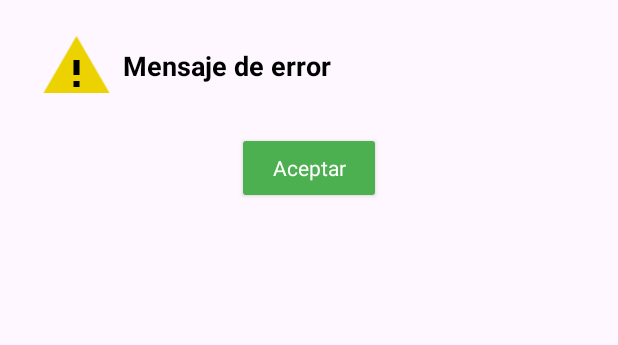
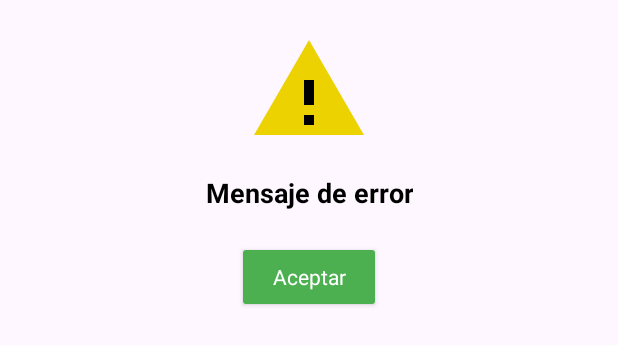
Before and after one commit to isunican/App-Movies-Grupo1, an Android app: the layout dialog_error.xml on its own in the app's theme, with its tools: preview values and no code run, on a phone screen of 412 x 824 dp. Shown: the top 345 px of the screen. Run offline under Robolectric (Android 15) with nearby library versions, the phone set to English and light mode, and no system bars.

Commit message:
Modificada apariencia del mensaje de error

```diff
--- a/AndroidProject/app/src/main/res/layout/dialog_error.xml
+++ b/AndroidProject/app/src/main/res/layout/dialog_error.xml
@@ -5,50 +5,34 @@
     android:layout_width="match_parent"
     android:layout_height="wrap_content"
     android:background="@drawable/dialog_background"
-    android:gravity="center_vertical"
+    android:gravity="center_horizontal"
     android:orientation="vertical"
-    android:paddingLeft="20dp"
-    android:paddingTop="20dp"
-    android:paddingRight="20dp">
-
-    <LinearLayout
-        android:layout_width="match_parent"
-        android:layout_height="match_parent"
-        android:orientation="horizontal"></LinearLayout>
-
-    <LinearLayout
-        android:layout_width="match_parent"
-        android:layout_height="match_parent"
-        android:gravity="center_vertical"
-        android:orientation="horizontal">
+    android:padding="20dp">
 
     <ImageView
         android:id="@+id/imgIcono"
-            android:layout_width="match_parent"
-            android:layout_height="wrap_content"
-            android:layout_weight="5"
+        android:layout_width="80dp"
+        android:layout_height="80dp"
+        android:layout_marginBottom="16dp"
         android:contentDescription="Icono de Alerta"
         app:srcCompat="@drawable/ic_error" />
 
     <TextView
         android:id="@+id/tvMensajeError"
-            android:layout_width="match_parent"
+        android:layout_width="wrap_content"
         android:layout_height="wrap_content"
-            android:layout_weight="1"
-            android:gravity="center_vertical"
+        android:gravity="center"
         android:text="Mensaje de error"
         android:textColor="@android:color/black"
         android:textSize="18sp"
         android:textStyle="bold" />
-    </LinearLayout>
 
     <Button
         android:id="@+id/btnAceptarError"
         style="@style/BotonVerde"
         android:layout_width="wrap_content"
         android:layout_height="wrap_content"
-        android:layout_gravity="center_horizontal"
-        android:layout_marginVertical="20dp"
+        android:layout_marginTop="20dp"
         android:text="Aceptar"
         android:textAppearance="@style/TextAppearance.Compat.Notification" />
 
```
Also changed, not shown: 1 other file. Lines whose indentation alone changed are shown as unchanged.
